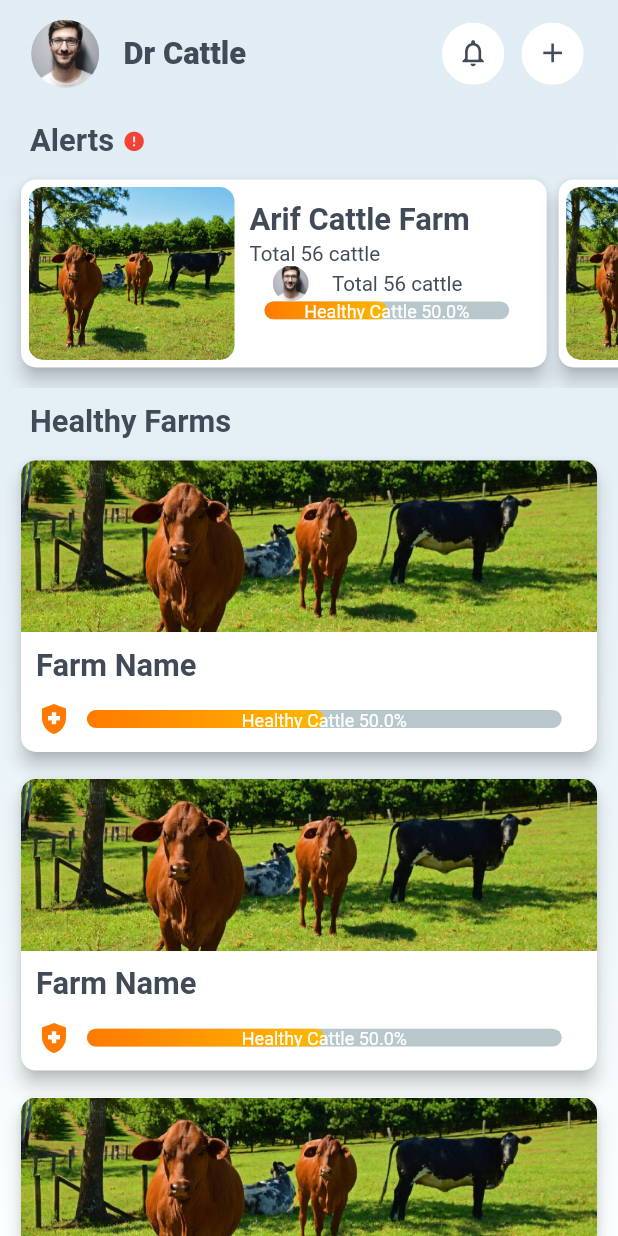
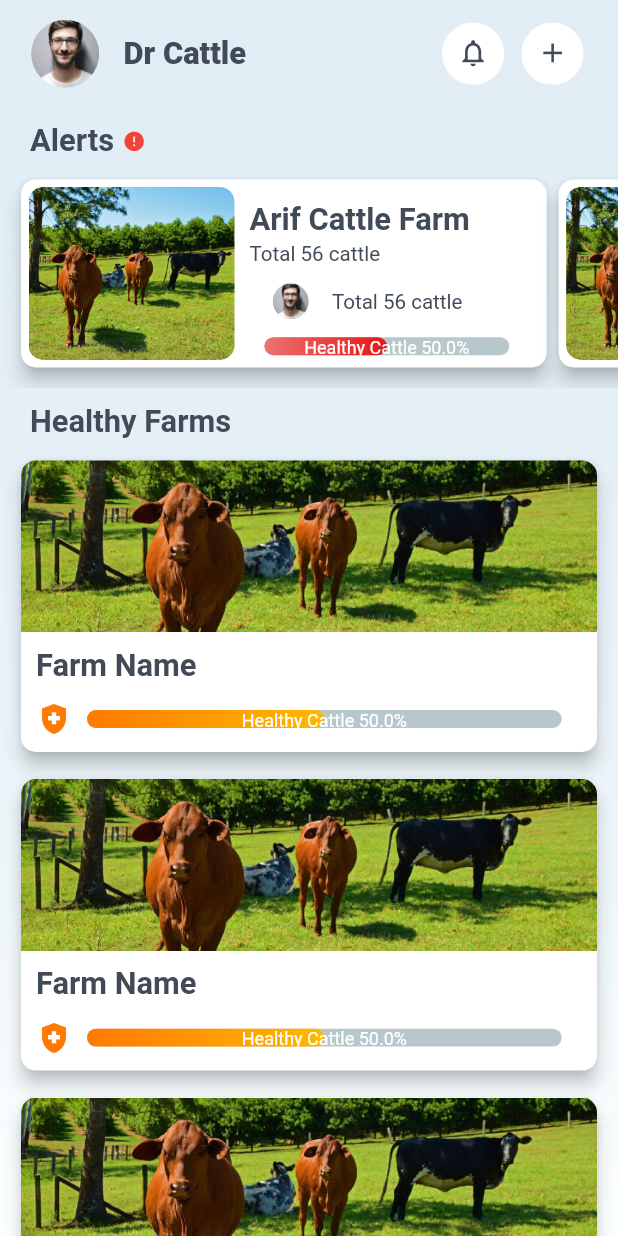
Before and after one commit to waleedaahmedd/dr_cattle, a Flutter app: the FarmsListScreen screen opened by its route, on a phone screen of 412 x 824 dp. Run offline on Flutter 3.47's test engine with Material 2 defaults, Android fonts, the phone set to English and light mode, and no system bars; drawn by our look-alikes of percent_indicator; our stand-ins replace easy_splash_screen, flutter_easyloading, flutter_screenutil, intl_phone_field, shared_preferences; accounts and stored records are empty; network calls fail; Roboto replaces fonts that are missing (Rubik).

Commit message:
update farms list

```diff
--- a/lib/screens/farms_list_screen.dart
+++ b/lib/screens/farms_list_screen.dart
@@ -98,14 +98,19 @@ class FarmsListScreen extends StatelessWidget {
                                           SizedBox(
                                             height: 2.h,
                                           ),
-                                          const GoogleFontText6(data: 'Total 56 cattle',),
-                                          SizedBox(width: 5.w),
+                                          const GoogleFontText6(
+                                            data: 'Total 56 cattle',
+                                          ),
+                                          SizedBox(
+                                            height: 10.h,
+                                          ),
                                           Row(
                                             children: [
                                               SizedBox(
                                                 height: 20.h,
                                                 child: CircleAvatar(
-                                                  backgroundColor: Colors.transparent,
+                                                  backgroundColor:
+                                                      Colors.transparent,
                                                   radius: 24.r,
                                                   child: ClipOval(
                                                     child: Image.asset(
@@ -117,17 +122,21 @@ class FarmsListScreen extends StatelessWidget {
                                                   ),
                                                 ),
                                               ),
-                                              const GoogleFontText6(data: 'Total 56 cattle',),
+                                              const GoogleFontText6(
+                                                data: 'Total 56 cattle',
+                                              ),
                                             ],
                                           ),
-
+                                          SizedBox(
+                                            height: 10.h,
+                                          ),
                                           LinearPercentIndicator(
                                             /*leading: const Icon(
                                               Icons.health_and_safety,
                                               color: CustomColors.color1,
                                             ),*/
                                             linearGradient:
-                                                CustomColors.linearGradient1,
+                                                CustomColors.linearGradient2,
                                             animation: true,
                                             barRadius:
                                                 const Radius.circular(10),
--- a/lib/utils/custom_colors.dart
+++ b/lib/utils/custom_colors.dart
@@ -17,4 +17,7 @@ class CustomColors {
 
   static LinearGradient linearGradient1 = const LinearGradient(colors: <Color>[Color.fromRGBO(255, 122, 0,1),
     Color.fromRGBO(255, 184, 0,1),]);
+
+  static LinearGradient linearGradient2 = const LinearGradient(colors: <Color>[Color.fromRGBO(235, 114, 114,1),
+    Color.fromRGBO(235, 20, 20,1),]);
 }
```
